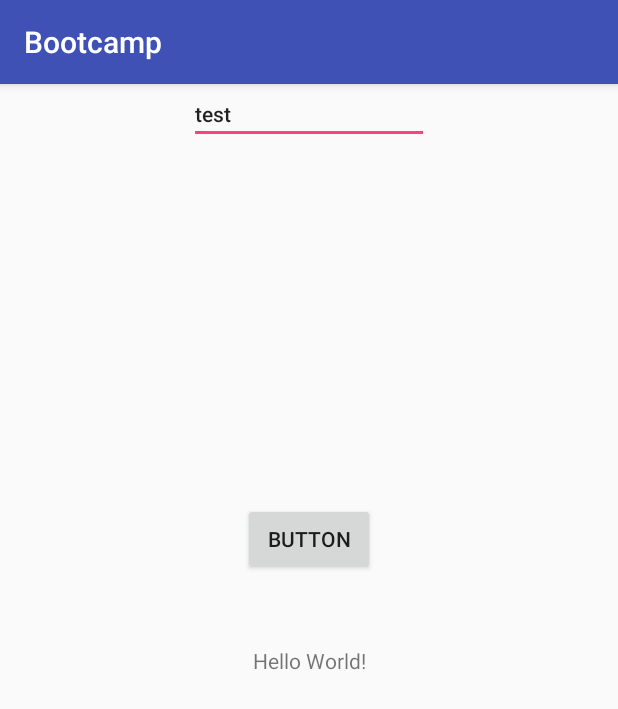
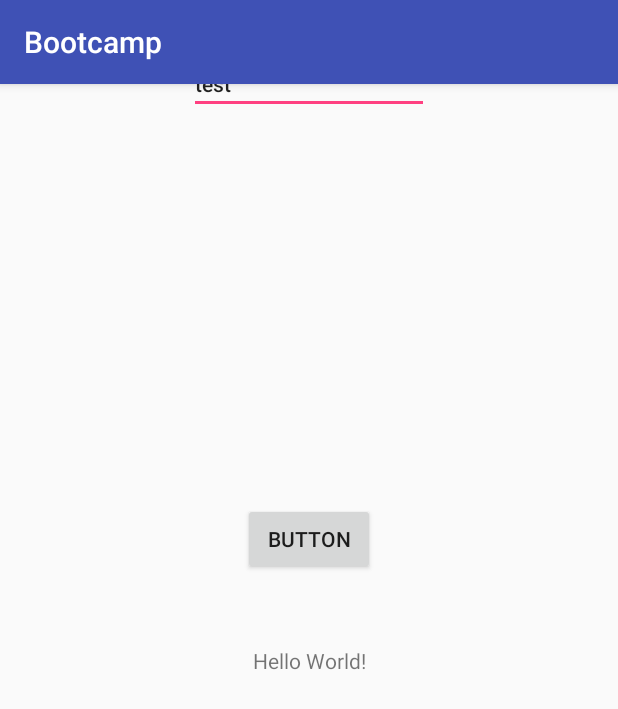
Before and after one commit to floepfl/Bootcamp, an Android app: the screen it shows after launch (MainActivity), on a phone screen of 412 x 824 dp. Shown: the top 709 px of the screen. Run offline under Robolectric (Android 15) with nearby library versions, the phone set to English and light mode, and no system bars.

Commit message:
Infered constraints

```diff
--- a/app/src/main/res/layout/activity_main.xml
+++ b/app/src/main/res/layout/activity_main.xml
@@ -7,6 +7,7 @@
     tools:context=".MainActivity">
 
     <TextView
+        android:id="@+id/textView"
         android:layout_width="wrap_content"
         android:layout_height="wrap_content"
         android:text="Hello World!"
@@ -25,10 +26,11 @@
         android:singleLine="false"
         android:text="test"
         android:textAppearance="@style/TextAppearance.AppCompat.Widget.Button.Borderless.Colored"
+        app:layout_constraintBottom_toTopOf="parent"
         app:layout_constraintEnd_toEndOf="parent"
         app:layout_constraintHorizontal_bias="0.5"
         app:layout_constraintStart_toStartOf="parent"
-        tools:layout_editor_absoluteY="312dp" />
+        app:layout_constraintTop_toTopOf="parent" />
 
     <Button
         android:id="@+id/mainGoButton"
```
